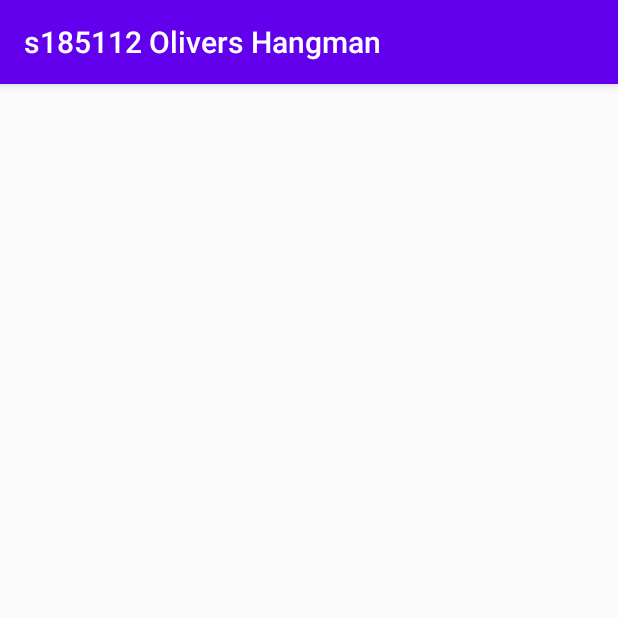
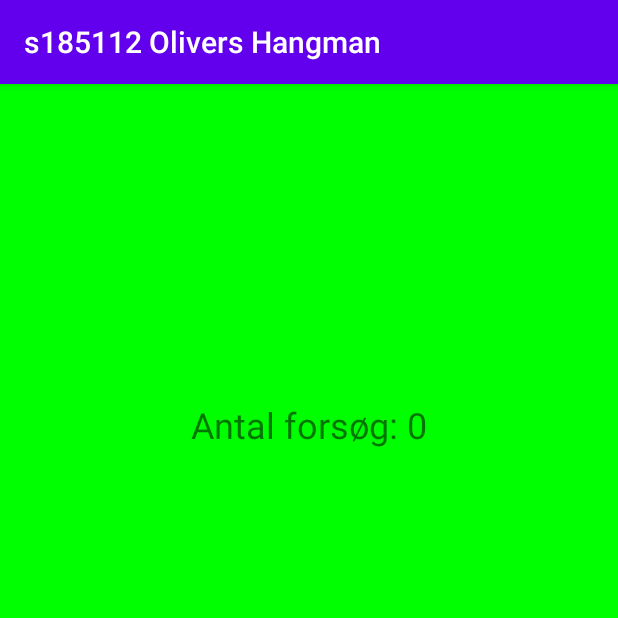
Before and after one commit to mocompres/Galgeleg, an Android app: the WinActivity screen opened directly, with no data from a screen before it, on a phone screen of 412 x 824 dp, the top half of it. Run offline under Robolectric (Android 15) with nearby library versions, the phone set to English and light mode, and no system bars.

Commit message:
make an activitet to both win and lose

```diff
--- a/app/src/main/java/com/example/galgeleg/MainActivity.java
+++ b/app/src/main/java/com/example/galgeleg/MainActivity.java
@@ -104,17 +104,17 @@ public class MainActivity extends AppCompatActivity{
         }
 
         if (game.erSpilletSlut()) {
-            Intent i = new Intent(this, EndOfGame.class);
 
             if (game.erSpilletVundet()) {
                 // The game has been won
+                Intent i = new Intent(this, WinActivity.class);
                 i.putExtra("hasWon", game.erSpilletVundet());
                 i.putExtra("printObj", game.getAntalForkerteBogstaver());
                 this.startActivity(i);
             }
             else if (game.erSpilletTabt()) {
                 // The game has been lost
-
+                Intent i = new Intent(this, LostActivity.class);
                 i.putExtra("hasWon", game.erSpilletVundet());
                 i.putExtra("printObj", game.getOrdet());
                 this.startActivity(i);
--- a/app/src/main/java/com/example/galgeleg/WinActivity.java
+++ b/app/src/main/java/com/example/galgeleg/WinActivity.java
@@ -1,8 +1,12 @@
 package com.example.galgeleg;
 
 import androidx.appcompat.app.AppCompatActivity;
+import androidx.constraintlayout.widget.ConstraintLayout;
 
+import android.content.Intent;
+import android.graphics.Color;
 import android.os.Bundle;
+import android.widget.TextView;
 
 public class WinActivity extends AppCompatActivity {
 
@@ -10,5 +14,13 @@ public class WinActivity extends AppCompatActivity {
     protected void onCreate(Bundle savedInstanceState) {
         super.onCreate(savedInstanceState);
         setContentView(R.layout.activity_win);
+
+        Intent i = getIntent();
+
+        ConstraintLayout currentLayout = (ConstraintLayout) findViewById(R.id.mainlayer);
+        TextView textView = findViewById(R.id.textView);
+
+        currentLayout.setBackgroundColor(Color.GREEN);
+        textView.setText("Antal forsøg: " + i.getIntExtra("printObj", 0));
     }
 }
--- a/app/src/main/res/layout/activity_win.xml
+++ b/app/src/main/res/layout/activity_win.xml
@@ -2,8 +2,23 @@
 <androidx.constraintlayout.widget.ConstraintLayout xmlns:android="http://schemas.android.com/apk/res/android"
     xmlns:app="http://schemas.android.com/apk/res-auto"
     xmlns:tools="http://schemas.android.com/tools"
+    android:id="@+id/mainlayer"
     android:layout_width="match_parent"
     android:layout_height="match_parent"
-    tools:context=".WinActivity">
+    tools:context=".EndOfGame">
+
+
+    <TextView
+        android:id="@+id/textView"
+        android:layout_width="351dp"
+        android:layout_height="65dp"
+        android:text="TextView"
+        android:textAlignment="center"
+        android:textSize="24sp"
+        app:layout_constraintBottom_toBottomOf="parent"
+        app:layout_constraintEnd_toEndOf="parent"
+        app:layout_constraintStart_toStartOf="parent"
+        app:layout_constraintTop_toTopOf="parent"
+        app:layout_constraintVertical_bias="0.3" />
 
 </androidx.constraintlayout.widget.ConstraintLayout>
```
Also changed, not shown: app/src/main/java/com/example/galgeleg/LostActivity.java (+15 -1 lines), app/src/main/res/layout/activity_lost.xml (+16 -1 lines).
